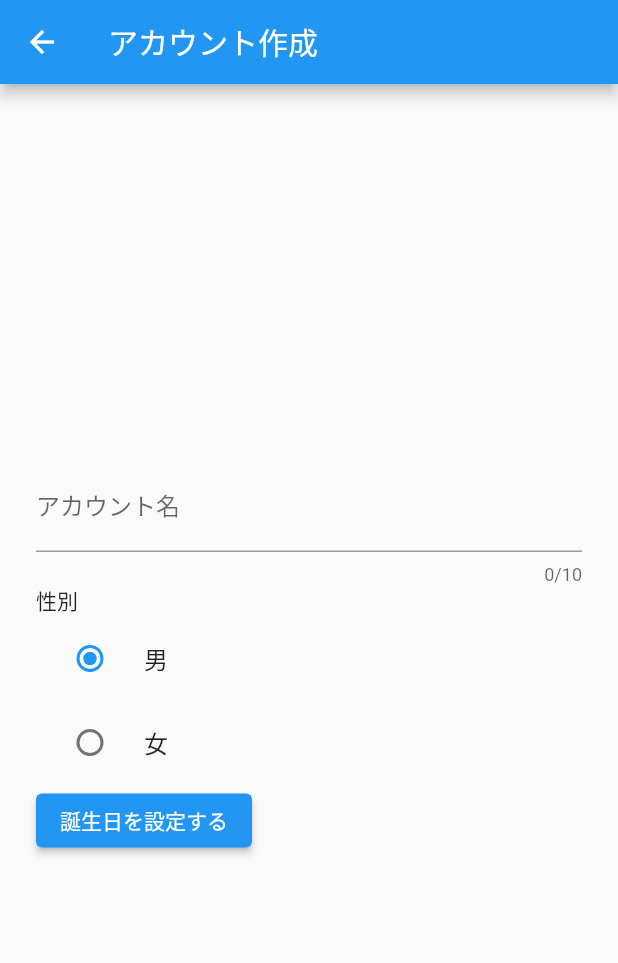
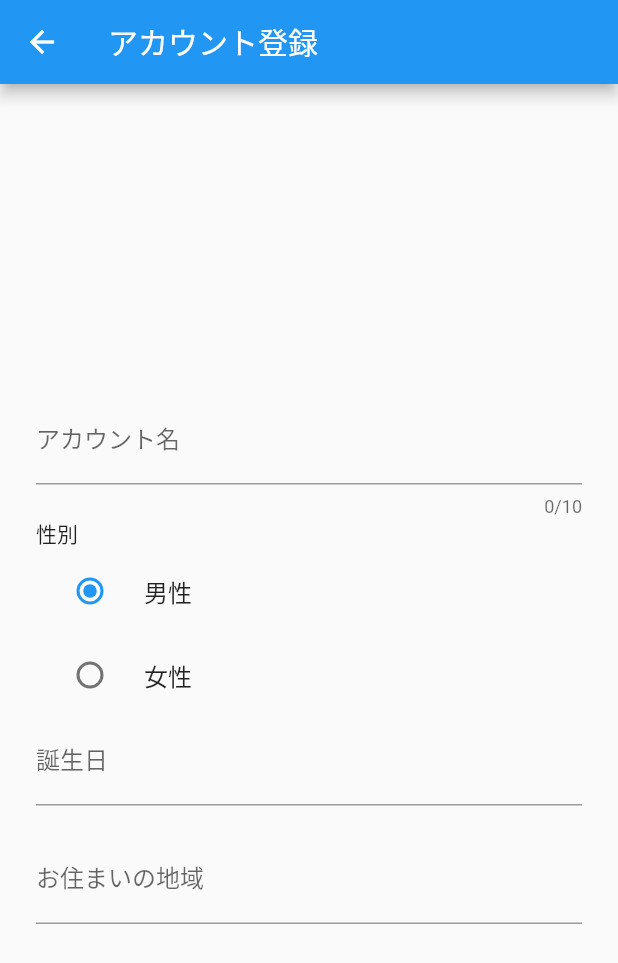
Before and after one commit to kuroshun9494/goningumi, a Flutter app: the screen it shows after launch, after a tap on "ユーザー登録", on a phone screen of 412 x 824 dp. Shown: the top 963 px of the screen. Run offline on Flutter 3.47's test engine with Material 2 defaults, Android fonts, the phone set to English and light mode, and no system bars; our stand-ins replace cloud_firestore, firebase_auth, firebase_core, flutter_riverpod; accounts and stored records are empty; network calls fail.

Commit message:
地域選択ボタン作成まで

```diff
--- /dev/null
+++ b/l10n.yaml
@@ -0,0 +1,3 @@
+arb-dir: lib/l10n
+template-arb-file: app_en.arb
+output-localization-file: app_localizations.dart
--- a/lib/entry_user.dart
+++ b/lib/entry_user.dart
@@ -1,9 +1,8 @@
+import 'package:flutter/cupertino.dart';
 import 'package:flutter/material.dart';
+import 'package:intl/intl.dart';
 
 enum RadioValue { male, female }
-
-
-
 
 class EntryUser extends StatefulWidget {
   //CreateAccountPage();
@@ -13,14 +12,14 @@ class EntryUser extends StatefulWidget {
 
 class _EntryUserState extends State<EntryUser> {
   RadioValue _sex = RadioValue.male;
-
+  var birthdayController = TextEditingController();
+  var regionController = TextEditingController();
 
   void _onChanged(value) {
     setState(() {
       _sex = value;
     });
   }
-
 
   @override
   Widget build(BuildContext context) {
@@ -34,7 +33,7 @@ class _EntryUserState extends State<EntryUser> {
       },
       child: Scaffold(
         appBar: AppBar(
-          title: Text('アカウント作成'),
+          title: Text('アカウント登録'),
         ),
         body: Center(
           child: Container(
@@ -56,36 +55,79 @@ class _EntryUserState extends State<EntryUser> {
                 ),
                 Text('性別', style: TextStyle(fontSize: 14)),
                 RadioListTile(
-                  title: Text('男'),
+                  title: Text('男性'),
                   value: RadioValue.male,
                   groupValue: _sex,
                   onChanged: (value) => _onChanged(value),
                 ),
                 RadioListTile(
-                  title: Text('女'),
+                  title: Text('女性'),
                   value: RadioValue.female,
                   groupValue: _sex,
                   onChanged: (value) => _onChanged(value),
                 ),
-                ElevatedButton(
-                  child: Text('誕生日を設定する'),
-                  onPressed: () async {
+                TextFormField(
+                  controller: birthdayController,
+                  decoration: InputDecoration(
+                    labelText: '誕生日',
+                    focusedBorder: OutlineInputBorder(
+                      borderSide:
+                          BorderSide(color: Colors.blueAccent, width: 1),
+                    ),
+                  ),
+                  onTap: () async {
                     final date = await showDatePicker(
                       context: context,
 
-                      //locale: const Locale("ja"), //日本語化（アプリ自体を日本語対応させる必要があります。今回は省略させていただきます）
-                      initialDatePickerMode: DatePickerMode.year, //最初に年から入力させる
-                      initialDate: DateTime(DateTime.now().year - 10), //最初に選択させる日付（今回は10年前）
+                      locale: const Locale("ja"),
+                      //日本語化（アプリ自体を日本語対応させる必要があります。今回は省略させていただきます）
+                      initialDatePickerMode: DatePickerMode.year,
+                      //最初に年から入力させる
+                      initialDate: DateTime(DateTime.now().year - 10),
+                      //最初に選択させる日付（今回は10年前）
 
-                      firstDate: DateTime(DateTime.now().year - 100, DateTime.now().month, DateTime.now().day), //選択可能な、もっとも古い日付（今回は100年前の今日にしています）
-                      lastDate: DateTime(DateTime.now().year - 6, DateTime.now().month, DateTime.now().day), ////選択可能な、もっとも新しい日付（今回は6年前の今日にしています）
+                      firstDate: DateTime(DateTime.now().year - 100,
+                          DateTime.now().month, DateTime.now().day),
+                      //選択可能な、もっとも古い日付（今回は100年前の今日にしています）
+                      lastDate: DateTime(
+                          DateTime.now().year - 6,
+                          DateTime.now().month,
+                          DateTime.now()
+                              .day), ////選択可能な、もっとも新しい日付（今回は6年前の今日にしています）
                     );
 
                     if (date != null) {
                       //誕生日を取得した後の処理をここに書く
+                      setState(() {
+                        birthdayController.text =
+                            (DateFormat('yyyy/MM/dd')).format(date);
+                      });
                     }
                   },
                 ),
+                SizedBox(
+                  //TextFormFieldどうしの隙間を空ける
+                  height: 20.0,
+                ),
+                TextFormField(
+                    controller: regionController,
+                    decoration: InputDecoration(
+                      labelText: 'お住まいの地域',
+                      focusedBorder: OutlineInputBorder(
+                        borderSide:
+                            BorderSide(color: Colors.blueAccent, width: 1),
+                      ),
+                    ),
+                    onTap: () {
+                      // キーボードが出ないようにする
+                      FocusScope.of(context).requestFocus(new FocusNode());
+                      _showModalPicker(context);
+                      CupertinoPicker(
+                        itemExtent: 40,
+                        children: _regions.map(_pickerRegion).toList(),
+                        onSelectedItemChanged: _onSelectedRegionChanged,
+                      );
+                    }),
               ],
             ),
           ),
@@ -93,4 +135,47 @@ class _EntryUserState extends State<EntryUser> {
       ),
     );
   }
+  String _selectedRegion = 'none';
+
+  final List<String> _regions = [
+    '北海道',
+    '青森',
+    '秋田',
+    '岩手',
+    '山形',
+    '仙台',
+  ];
+
+  Widget _pickerRegion(String str) {
+    return Text(
+      str,
+      style: const TextStyle(fontSize: 32),
+    );
+  }
+
+  void _onSelectedRegionChanged(int index) {
+    setState(() {
+      regionController.text = _regions[index];
+    });
+  }
+  void _showModalPicker(BuildContext context) {
+    showModalBottomSheet<void>(
+      context: context,
+      builder: (BuildContext context) {
+        return Container(
+          height: MediaQuery.of(context).size.height / 3,
+          child: GestureDetector(
+            onTap: () {
+              Navigator.pop(context);
+            },
+            child: CupertinoPicker(
+              itemExtent: 40,
+              children: _regions.map(_pickerRegion).toList(),
+              onSelectedItemChanged: _onSelectedRegionChanged,
+            ),
+          ),
+        );
+      },
+    );
+  }
 }
--- a/lib/main.dart
+++ b/lib/main.dart
@@ -2,6 +2,8 @@ import 'package:firebase_auth/firebase_auth.dart';
 import 'package:firebase_core/firebase_core.dart';
 import 'package:flutter/material.dart';
 import 'package:flutter_riverpod/flutter_riverpod.dart';
+import 'package:flutter_localizations/flutter_localizations.dart';
+
 
 import 'package:goningumi/provider.dart';
 import 'chat_page.dart';
@@ -24,6 +26,15 @@ class ChatApp extends StatelessWidget {
   Widget build(BuildContext context) {
     return MaterialApp(
       // アプリ名
+      localizationsDelegates: [
+        GlobalMaterialLocalizations.delegate,
+        GlobalWidgetsLocalizations.delegate,
+        GlobalCupertinoLocalizations.delegate,
+      ],
+      supportedLocales: [
+        const Locale('ja', ''), //日本語
+        const Locale('en', ''), //英語
+      ],
       title: 'ChatApp',
       theme: ThemeData(
         // テーマカラー
--- a/pubspec.yaml
+++ b/pubspec.yaml
@@ -18,6 +18,9 @@ dependencies:
   firebase_auth: ^3.1.4
   cloud_firestore: ^3.0.0
   flutter_riverpod: ^0.14.0+3
+  intl: ^0.17.0
+  flutter_localizations: # 追加
+    sdk: flutter # 追加
 
 dev_dependencies:
   flutter_test:
@@ -32,6 +35,7 @@ flutter:
     - images/owl.jpeg
 
   uses-material-design: true
+  generate: true #自動生成フラグの有効化
 
   # To add assets to your application, add an assets section, like this:
   # assets:
```
Also changed, not shown: lib/l10n/app_en.arb (added, +17 -0 lines), pubspec.lock, 2 other files.
